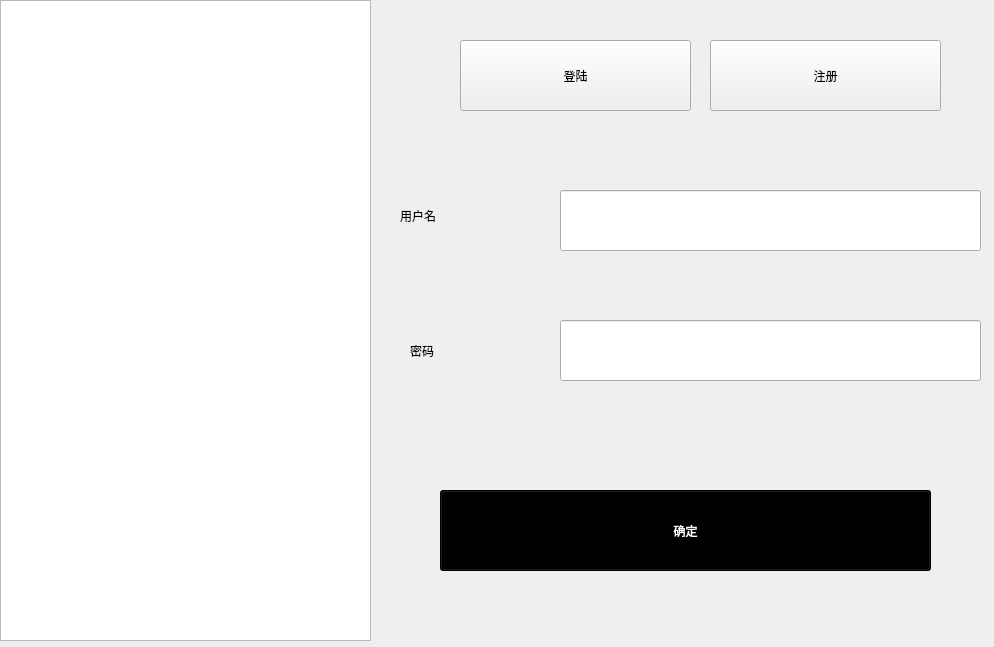
Above: account.ui from involution-base-of-njupt/everyday-vocabulary before the change. Below: the same form after it.
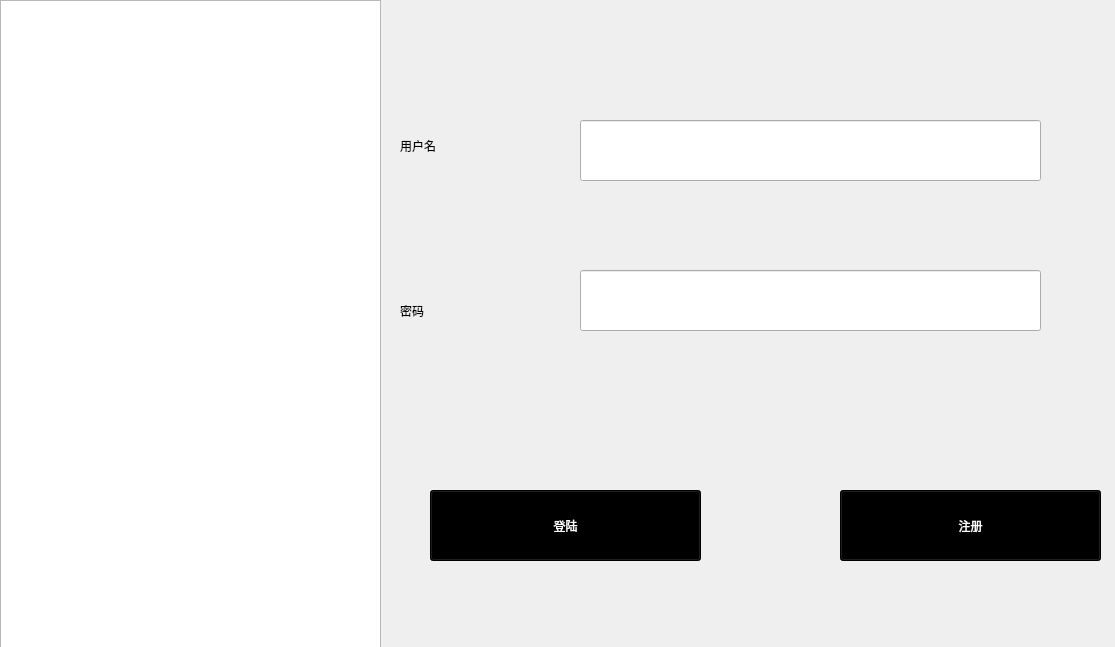
That is the form after the change. Icons and pictures are not drawn.

Diff of the .ui file:
```diff
--- a/account.ui
+++ b/account.ui
@@ -6,7 +6,7 @@
    <rect>
     <x>0</x>
     <y>0</y>
-    <width>994</width>
+    <width>1115</width>
     <height>647</height>
    </rect>
   </property>
@@ -22,32 +22,13 @@
   <property name="styleSheet">
    <string notr="true">font: 14pt &quot;微软雅黑&quot;;</string>
   </property>
-  <widget class="QPushButton" name="pushButton">
-   <property name="geometry">
-    <rect>
-     <x>440</x>
-     <y>490</y>
-     <width>491</width>
-     <height>81</height>
-    </rect>
-   </property>
-   <property name="styleSheet">
-    <string notr="true">
-font: 24pt &quot;微软雅黑&quot;;
-background-color: rgb(0, 0, 0);
-color: rgb(255, 255, 255);</string>
-   </property>
-   <property name="text">
-    <string>确定</string>
-   </property>
-  </widget>
   <widget class="QTextBrowser" name="textBrowser">
    <property name="geometry">
     <rect>
      <x>0</x>
      <y>0</y>
-     <width>371</width>
-     <height>641</height>
+     <width>381</width>
+     <height>661</height>
     </rect>
    </property>
    <property name="styleSheet">
@@ -64,9 +45,9 @@
   <widget class="QLineEdit" name="lineEdit">
    <property name="geometry">
     <rect>
-     <x>560</x>
-     <y>320</y>
-     <width>421</width>
+     <x>580</x>
+     <y>270</y>
+     <width>461</width>
      <height>61</height>
     </rect>
    </property>
@@ -75,7 +56,7 @@
    <property name="geometry">
     <rect>
      <x>400</x>
-     <y>180</y>
+     <y>110</y>
      <width>151</width>
      <height>71</height>
     </rect>
@@ -90,8 +71,8 @@
   <widget class="QLabel" name="label_2">
    <property name="geometry">
     <rect>
-     <x>410</x>
-     <y>310</y>
+     <x>400</x>
+     <y>270</y>
      <width>131</width>
      <height>81</height>
     </rect>
@@ -106,9 +87,9 @@
   <widget class="QLineEdit" name="lineEdit_2">
    <property name="geometry">
     <rect>
-     <x>560</x>
-     <y>190</y>
-     <width>421</width>
+     <x>580</x>
+     <y>120</y>
+     <width>461</width>
      <height>61</height>
     </rect>
    </property>
@@ -116,14 +97,16 @@
   <widget class="QPushButton" name="pushButton_2">
    <property name="geometry">
     <rect>
-     <x>460</x>
-     <y>40</y>
-     <width>231</width>
+     <x>430</x>
+     <y>490</y>
+     <width>271</width>
      <height>71</height>
     </rect>
    </property>
    <property name="styleSheet">
-    <string notr="true">font: 20pt &quot;幼圆&quot;;</string>
+    <string notr="true">background-color: rgb(0, 0, 0);
+color: rgb(255, 255, 255);
+font: 20pt &quot;幼圆&quot;;</string>
    </property>
    <property name="text">
     <string>登陆</string>
@@ -132,14 +115,16 @@
   <widget class="QPushButton" name="pushButton_3">
    <property name="geometry">
     <rect>
-     <x>710</x>
-     <y>40</y>
-     <width>231</width>
+     <x>840</x>
+     <y>490</y>
+     <width>261</width>
      <height>71</height>
     </rect>
    </property>
    <property name="styleSheet">
-    <string notr="true">font: 20pt &quot;幼圆&quot;;</string>
+    <string notr="true">background-color: rgb(0, 0, 0);
+color: rgb(255, 255, 255);
+font: 20pt &quot;幼圆&quot;;</string>
    </property>
    <property name="text">
     <string>注册</string>
```
Left out of the diff: 4 changed lines with no effect on the pictures.
